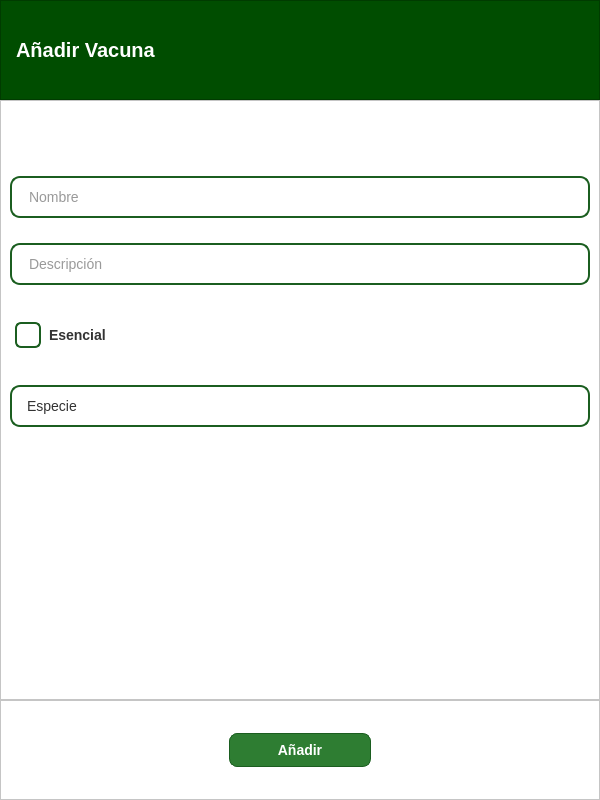
Old version of the form vistas/popUpVacuna.ui in the repository MiguelGarcia29/RefugioAnimal-OR.
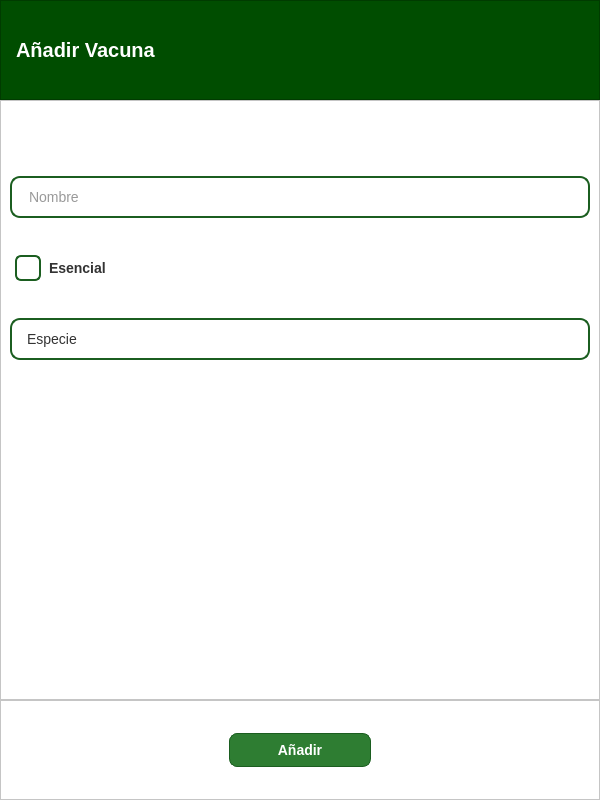
New version of the form. Icons and pictures are not drawn.

Diff of the .ui file:
```diff
--- a/vistas/popUpVacuna.ui
+++ b/vistas/popUpVacuna.ui
@@ -245,13 +245,6 @@
         </property>
        </widget>
       </item>
-      <item>
-       <widget class="QLineEdit" name="input_descripcion">
-        <property name="placeholderText">
-         <string>Descripción</string>
-        </property>
-       </widget>
-      </item>
       <item>
        <widget class="QCheckBox" name="input_esencial">
         <property name="minimumSize">
```
